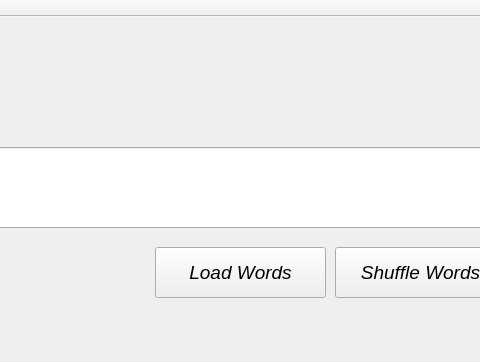
This is mainwindow.ui in fedaktaras/W-Learner as Qt 5 draws it before an edit; both pictures show x 125 to 605 and y 0 to 362 of the 838 by 362 pixel window. The edited form follows.
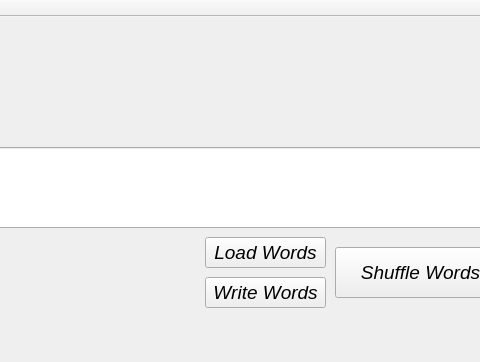
This is the edited form.

Commit message: New way of loading words added

The edit to the form file:
```diff
--- a/mainwindow.ui
+++ b/mainwindow.ui
@@ -74,10 +74,10 @@
    <widget class="QPushButton" name="LoadWords">
     <property name="geometry">
      <rect>
-      <x>280</x>
-      <y>230</y>
-      <width>171</width>
-      <height>51</height>
+      <x>330</x>
+      <y>220</y>
+      <width>121</width>
+      <height>31</height>
      </rect>
     </property>
     <property name="sizePolicy">
@@ -177,6 +177,26 @@
      <string>Delete Words</string>
     </property>
    </widget>
+   <widget class="QPushButton" name="write_words">
+    <property name="geometry">
+     <rect>
+      <x>330</x>
+      <y>260</y>
+      <width>121</width>
+      <height>31</height>
+     </rect>
+    </property>
+    <property name="font">
+     <font>
+      <family>Arial</family>
+      <pointsize>14</pointsize>
+      <italic>true</italic>
+     </font>
+    </property>
+    <property name="text">
+     <string>Write Words</string>
+    </property>
+   </widget>
   </widget>
   <widget class="QMenuBar" name="menuBar">
    <property name="geometry">
```
The commit also changes 7 other files.
